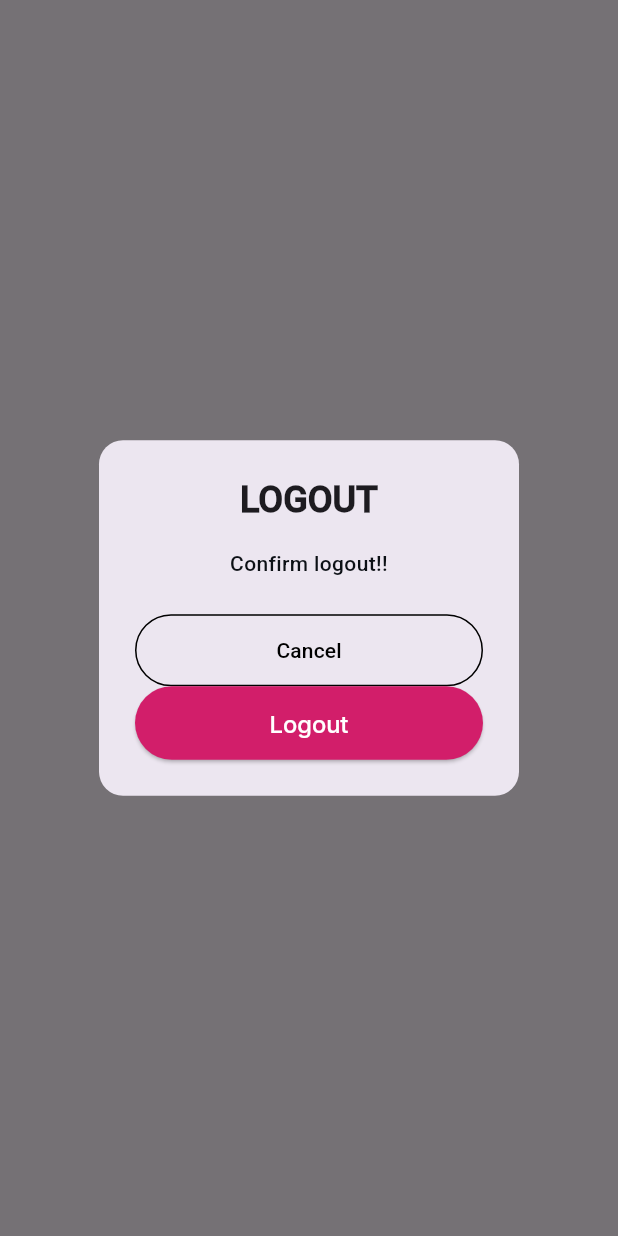
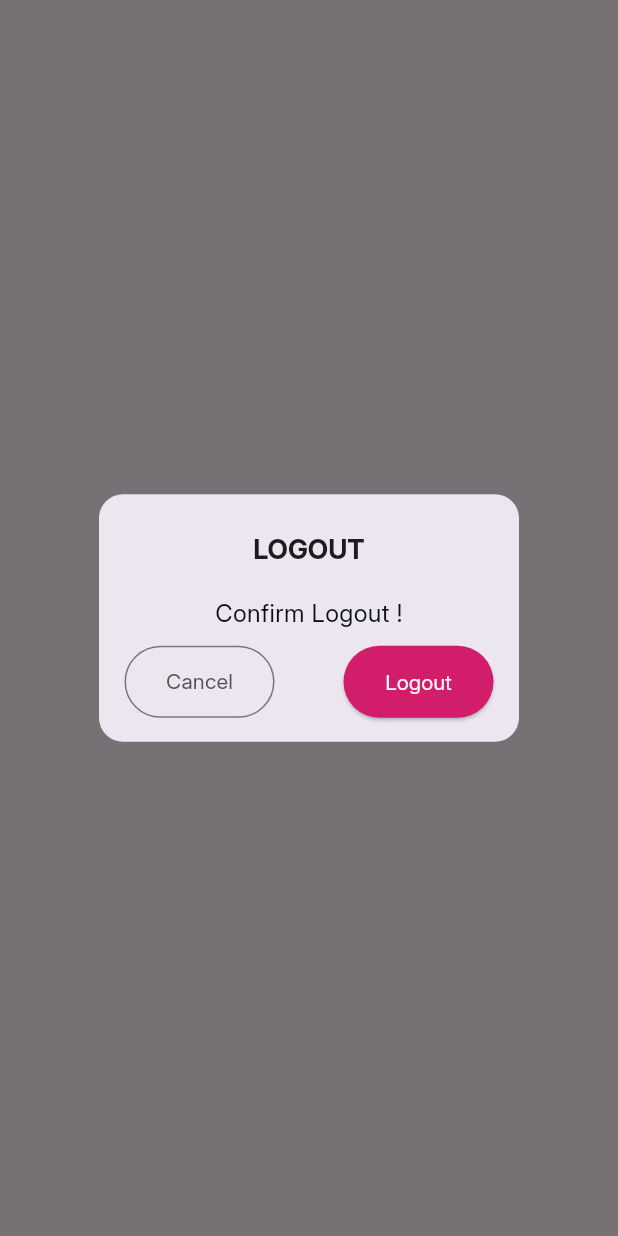
Before and after one commit to rafify2711/Traking-App, a Flutter app: what showLogoutDialog() shows on an empty page, opened directly with empty values, on a phone screen of 412 x 824 dp. Run offline on Flutter 3.47's test engine with Material 3 defaults, Android fonts, the phone set to English and light mode, and no system bars; our stand-ins replace bloc, cached_network_image, cloud_firestore, dio, easy_localization, equatable and 13 more; accounts and stored records are empty; generated files the repository leaves out were written again; network calls fail.

Commit message:
feat: Add logout functionality and localization support for logout prompts

```diff
--- a/lib/features/profile/presentation/widget/logout_sheet.dart
+++ b/lib/features/profile/presentation/widget/logout_sheet.dart
@@ -1,4 +1,7 @@
+import 'package:easy_localization/easy_localization.dart';
 import 'package:flutter/material.dart';
+import 'package:tracking_app/core/utils/app_text_styles.dart';
+import 'package:tracking_app/generated/locale_keys.g.dart';
 
 void showLogoutDialog(BuildContext context, VoidCallback onPressed) {
   showDialog(
@@ -7,29 +10,46 @@ void showLogoutDialog(BuildContext context, VoidCallback onPressed) {
     builder: (BuildContext context) {
       return AlertDialog(
         shape: RoundedRectangleBorder(borderRadius: BorderRadius.circular(16)),
-        title: const Center(
-          child: Text('LOGOUT', style: TextStyle(fontWeight: FontWeight.bold)),
+        title:  Center(
+          child: Text(
+            LocaleKeys.LOGOUT.tr(),
+            style: AppTextStyles.instance.textStyle18.copyWith(
+              fontWeight: FontWeight.bold,
+            ),
+          ),
         ),
-        content: const Text('Confirm logout!!', textAlign: TextAlign.center),
-        actionsAlignment: MainAxisAlignment.spaceEvenly,
-        actions: <Widget>[
-          OutlinedButton(
-            onPressed: () {
-              Navigator.of(context).pop();
-            },
-            style: OutlinedButton.styleFrom(
-              shape: RoundedRectangleBorder(
-                borderRadius: BorderRadius.circular(30),
+        content:  Text(
+          LocaleKeys.logoutConfirmation.tr(),
+          style:  AppTextStyles.instance.textStyle16,
+          textAlign: TextAlign.center,
+        ),
+        contentPadding: const EdgeInsets.fromLTRB(24, 20, 24, 10),
+        actionsPadding: const EdgeInsets.only(bottom: 16),
+        actions: [
+          Row(
+            mainAxisAlignment: MainAxisAlignment.spaceEvenly,
+            children: [
+              SizedBox(
+                width: 100,
+                child: OutlinedButton(
+                  onPressed: () {
+                    Navigator.of(context).pop();
+                  },
+
+                  child:  Text(LocaleKeys.cancel.tr(), style: AppTextStyles.instance.textStyle14),
+                ),
               ),
-              side: const BorderSide(color: Colors.black),
-              padding: const EdgeInsets.symmetric(horizontal: 20, vertical: 12),
-            ),
-            child: const Text('Cancel', style: TextStyle(color: Colors.black)),
-          ),
-          ElevatedButton(
-            onPressed: onPressed,
+              const SizedBox(width: 12),
+              SizedBox(
+                width: 100,
+                child: ElevatedButton(
+                  onPressed: onPressed,
 
-            child: const Text('Logout', style: TextStyle(color: Colors.white)),
+
+                  child:  Text(LocaleKeys.logout.tr(), style: AppTextStyles.instance.textStyle14),
+                ),
+              ),
+            ],
           ),
         ],
       );
```
Also changed, not shown: assets/translations/ar.json (+6 -2 lines), assets/translations/en.json (+6 -1 lines), lib/features/logout/presentation/cubit/logout_cubit.dart (deleted, +0 -16 lines), lib/features/logout/presentation/cubit/logout_state.dart (deleted, +0 -15 lines), lib/features/logout/presentation/pages/logout_page.dart (deleted, +0 -28 lines), lib/generated/codegen_loader.g.dart, lib/generated/locale_keys.g.dart.
